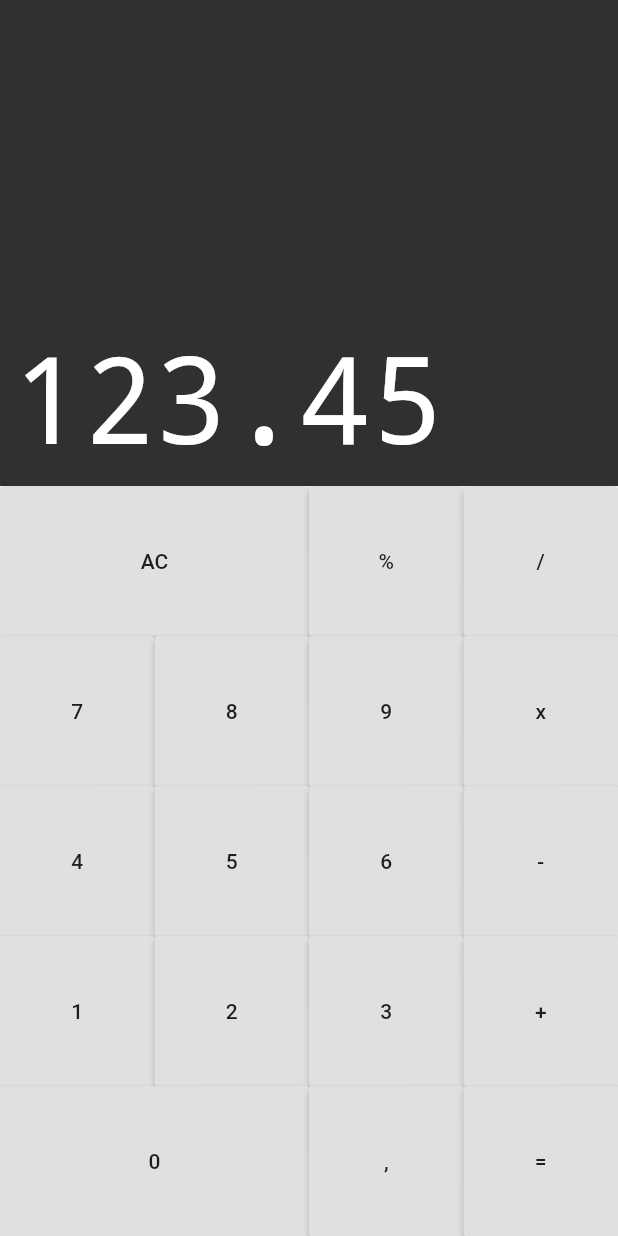
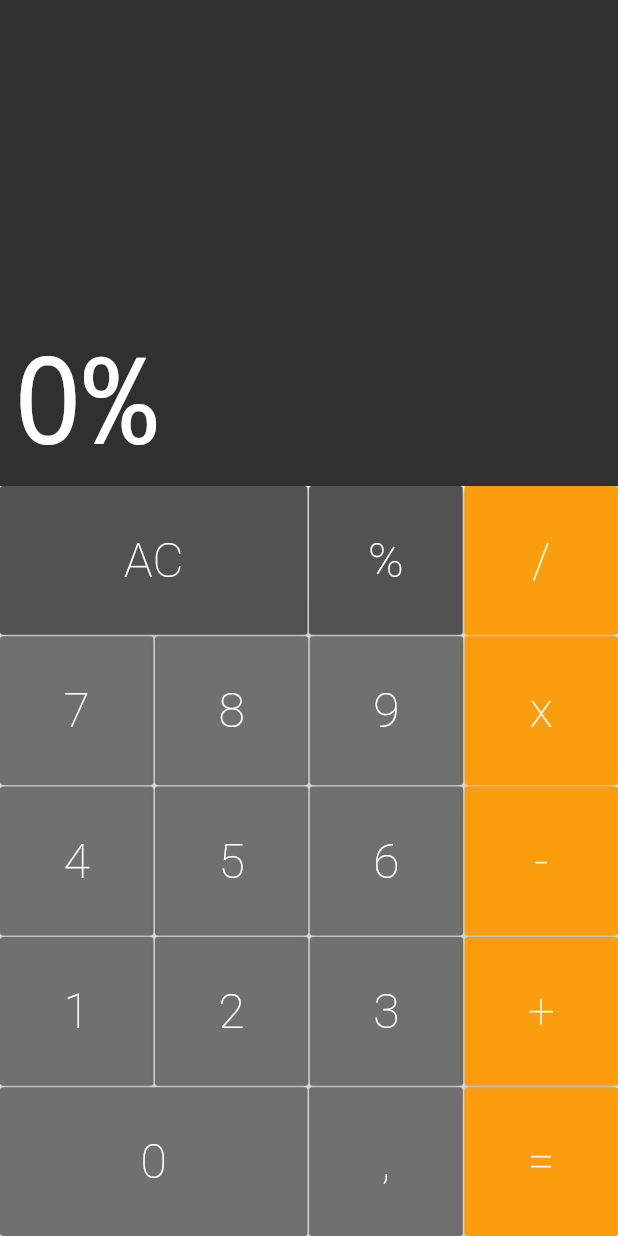
Before and after one commit to gabrieloliveira95/calculator_flutter, a Flutter app: the screen it shows after launch, after a tap on an icon or button, on a phone screen of 412 x 824 dp. Run offline on Flutter 3.47's test engine with Material 2 defaults, Android fonts, the phone set to English and light mode, and no system bars; drawn by our look-alikes of auto_size_text.

Commit message:
Buttons Change

```diff
--- a/lib/components/button.dart
+++ b/lib/components/button.dart
@@ -1,19 +1,46 @@
 import 'package:flutter/material.dart';
 
 class Button extends StatelessWidget {
+  static const DARK = Color.fromRGBO(82, 82, 82, 1);
+  static const DEFAULT = Color.fromRGBO(112, 112, 112, 1);
+  static const OPERATION = Color.fromRGBO(250, 158, 13, 1);
+  final color;
   final String text;
   final bool big;
+  final void Function(String) callBack;
   Button({
     @required this.text,
+    this.color = DEFAULT,
     this.big = false,
+    @required this.callBack,
+  });
+  Button.big({
+    @required this.text,
+    this.color = DEFAULT,
+    this.big = true,
+    @required this.callBack,
+  });
+  Button.operation({
+    @required this.text,
+    this.color = OPERATION,
+    this.big = false,
+    @required this.callBack,
   });
   @override
   Widget build(BuildContext context) {
     return Expanded(
       flex: big ? 2 : 1,
       child: RaisedButton(
-        child: Text(text),
-        onPressed: () {},
+        color: this.color,
+        child: Text(
+          text,
+          style: TextStyle(
+            color: Colors.white,
+            fontSize: 32,
+            fontWeight: FontWeight.w200,
+          ),
+        ),
+        onPressed: () => callBack(text),
       ),
     );
   }
--- a/lib/components/button_row.dart
+++ b/lib/components/button_row.dart
@@ -12,7 +12,17 @@ class ButtonRow extends StatelessWidget {
       flex: 1,
       child: Row(
         crossAxisAlignment: CrossAxisAlignment.stretch,
-        children: buttons,
+        children: buttons.fold([], (previousValue, element) {
+          previousValue.isEmpty
+              ? previousValue.add(element)
+              : previousValue.addAll([
+                  SizedBox(
+                    width: 1,
+                  ),
+                  element,
+                ]);
+          return previousValue;
+        }),
       ),
     );
   }
--- a/lib/components/keyboard.dart
+++ b/lib/components/keyboard.dart
@@ -3,6 +3,8 @@ import 'package:calculator/components/button_row.dart';
 import 'package:flutter/material.dart';
 
 class KeyBoard extends StatelessWidget {
+  final void Function(String) callback;
+  KeyBoard(this.callback);
   @override
   Widget build(BuildContext context) {
     return Container(
@@ -11,40 +13,44 @@ class KeyBoard extends StatelessWidget {
         children: [
           ButtonRow(
             buttons: [
-              Button(text: 'AC', big: true),
-              Button(text: '%'),
-              Button(text: '/'),
+              Button.big(text: 'AC', color: Button.DARK, callBack: callback),
+              Button(text: '%', color: Button.DARK, callBack: callback),
+              Button.operation(text: '/', callBack: callback),
             ],
           ),
+          SizedBox(height: 1),
           ButtonRow(
             buttons: [
-              Button(text: '7'),
-              Button(text: '8'),
-              Button(text: '9'),
-              Button(text: 'x'),
+              Button(text: '7', callBack: callback),
+              Button(text: '8', callBack: callback),
+              Button(text: '9', callBack: callback),
+              Button.operation(text: 'x', callBack: callback),
             ],
           ),
+          SizedBox(height: 1),
           ButtonRow(
             buttons: [
-              Button(text: '4'),
-              Button(text: '5'),
-              Button(text: '6'),
-              Button(text: '-'),
+              Button(text: '4', callBack: callback),
+              Button(text: '5', callBack: callback),
+              Button(text: '6', callBack: callback),
+              Button.operation(text: '-', callBack: callback),
             ],
           ),
+          SizedBox(height: 1),
           ButtonRow(
             buttons: [
-              Button(text: '1'),
-              Button(text: '2'),
-              Button(text: '3'),
-              Button(text: '+'),
+              Button(text: '1', callBack: callback),
+              Button(text: '2', callBack: callback),
+              Button(text: '3', callBack: callback),
+              Button.operation(text: '+', callBack: callback),
             ],
           ),
+          SizedBox(height: 1),
           ButtonRow(
             buttons: [
-              Button(text: '0', big: true),
-              Button(text: ','),
-              Button(text: '='),
+              Button.big(text: '0', callBack: callback),
+              Button(text: ',', callBack: callback),
+              Button.operation(text: '=', callBack: callback),
             ],
           )
         ],
--- a/lib/models/memory.dart
+++ b/lib/models/memory.dart
@@ -1 +1,19 @@
-class Memory {}
+class Memory {
+  String _value = '0';
+
+  void applyCommand(String command) {
+    if (command == 'AC') {
+      _allClear();
+    } else {
+      _value += command;
+    }
+  }
+
+  _allClear() {
+    _value = '0';
+  }
+
+  String get value {
+    return _value;
+  }
+}
--- a/lib/screens/calculator.dart
+++ b/lib/screens/calculator.dart
@@ -1,15 +1,28 @@
 import 'package:calculator/components/display.dart';
 import 'package:calculator/components/keyboard.dart';
+import 'package:calculator/models/memory.dart';
 import 'package:flutter/material.dart';
 
-class Calculator extends StatelessWidget {
+class Calculator extends StatefulWidget {
+  @override
+  _CalculatorState createState() => _CalculatorState();
+}
+
+class _CalculatorState extends State<Calculator> {
+  final Memory memory = Memory();
+  _onPressed(String command) {
+    setState(() {
+      memory.applyCommand(command);
+    });
+  }
+
   @override
   Widget build(BuildContext context) {
     return MaterialApp(
       home: Column(
         children: [
-          Display('123.45'),
-          KeyBoard(),
+          Display(memory.value),
+          KeyBoard(_onPressed),
         ],
       ),
     );
```
